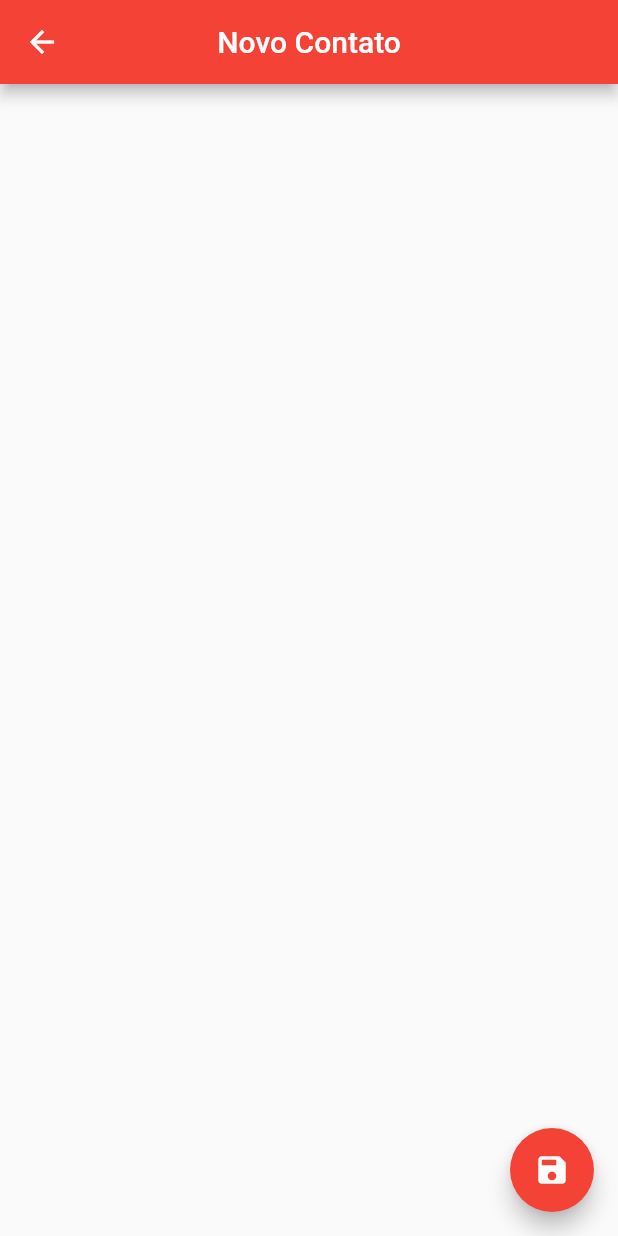
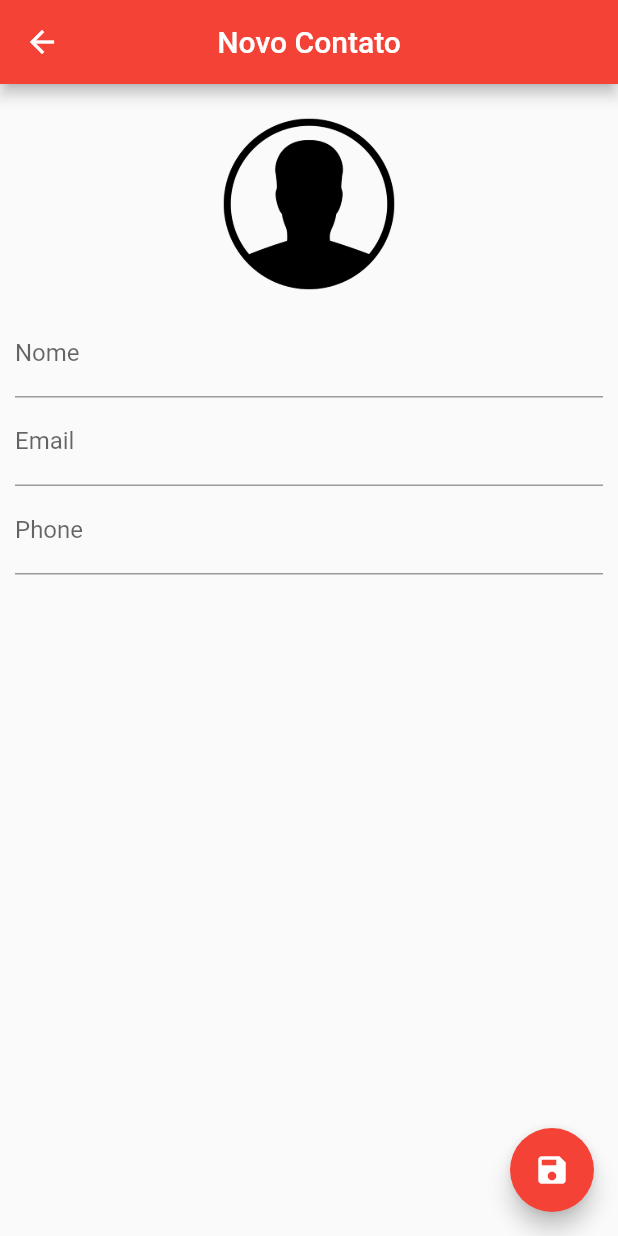
Before and after one commit to caneto/Projeto-de-Estudos-7-Flutter, a Flutter app: the ContactPage screen opened directly, on a phone screen of 412 x 824 dp. Run offline on Flutter 3.47's test engine with Material 2 defaults, Android fonts, the phone set to English and light mode, and no system bars; our stand-ins replace sqflite; accounts and stored records are empty.

Commit message:
Atualização

```diff
--- a/lib/main.dart
+++ b/lib/main.dart
@@ -1,9 +1,10 @@
+import 'package:agendadecontatos/ui/contact_page.dart';
 import 'package:agendadecontatos/ui/home_page.dart';
 import 'package:flutter/material.dart';
 
 void main() {
   runApp(MaterialApp(
-    debugShowCheckedModeBanner: false,
+    debugShowCheckedModeBanner: false ,
     home: HomePage(),
   ));
 }
--- a/lib/ui/contact_page.dart
+++ b/lib/ui/contact_page.dart
@@ -1,5 +1,7 @@
+import 'dart:io';
+
+import 'package:flutter/material.dart';
 import 'package:agendadecontatos/helpers/contact_helper.dart';
-import 'package:flutter/material.dart';
 
 class ContactPage extends StatefulWidget {
 
@@ -13,6 +15,12 @@ class ContactPage extends StatefulWidget {
 
 class _ContactPageState extends State<ContactPage> {
 
+  final _nameController = TextEditingController();
+  final _emailController = TextEditingController();
+  final _phoneController = TextEditingController();
+
+  bool _userEdited = false;
+
   Contact? _editContact;
 
   @override
@@ -24,6 +32,10 @@ class _ContactPageState extends State<ContactPage> {
       _editContact = Contact();
     } else {
       _editContact = Contact.fromMap(widget.contact!.toMap());
+
+      _nameController.text = _editContact!.name!;
+      _emailController.text = _editContact!.email!;
+      _phoneController.text = _editContact!.phone!;
     }
   }
 
@@ -40,6 +52,56 @@ class _ContactPageState extends State<ContactPage> {
         child: Icon(Icons.save),
         backgroundColor: Colors.red,
       ),
+      body: SingleChildScrollView(
+        padding: EdgeInsets.all(10.0),
+        child: Column(
+          children: <Widget>[
+            GestureDetector(
+              child: Container(
+                width: 140.0,
+                height: 140.0,
+                decoration: BoxDecoration(
+                  shape: BoxShape.circle,
+                  image: DecorationImage(
+                      image: _editContact!.img != null
+                          ? FileImage(File(_editContact!.img!))
+                          : const AssetImage("images/person.png") as ImageProvider
+
+                  ),
+                ),
+              ),
+            ),
+            TextField(
+              controller: _nameController,
+              decoration: InputDecoration(labelText: "Nome"),
+              onChanged: (text) {
+                _userEdited = true;
+                setState(() {
+                  _editContact?.name = text;
+                });
+              },
+            ),
+            TextField(
+              controller: _emailController,
+              decoration: InputDecoration(labelText: "Email"),
+              onChanged: (text) {
+                _userEdited = true;
+                _editContact?.email = text;
+              },
+              keyboardType: TextInputType.emailAddress,
+            ),
+            TextField(
+              controller: _phoneController,
+              decoration: InputDecoration(labelText: "Phone"),
+              onChanged: (text) {
+                _userEdited = true;
+                _editContact?.phone = text;
+              },
+              keyboardType: TextInputType.phone,
+            )
+          ],
+        ),
+      ),
     );
   }
 }
```
Also changed, not shown: lib/ui/home_page.dart (+13 -1 lines).
